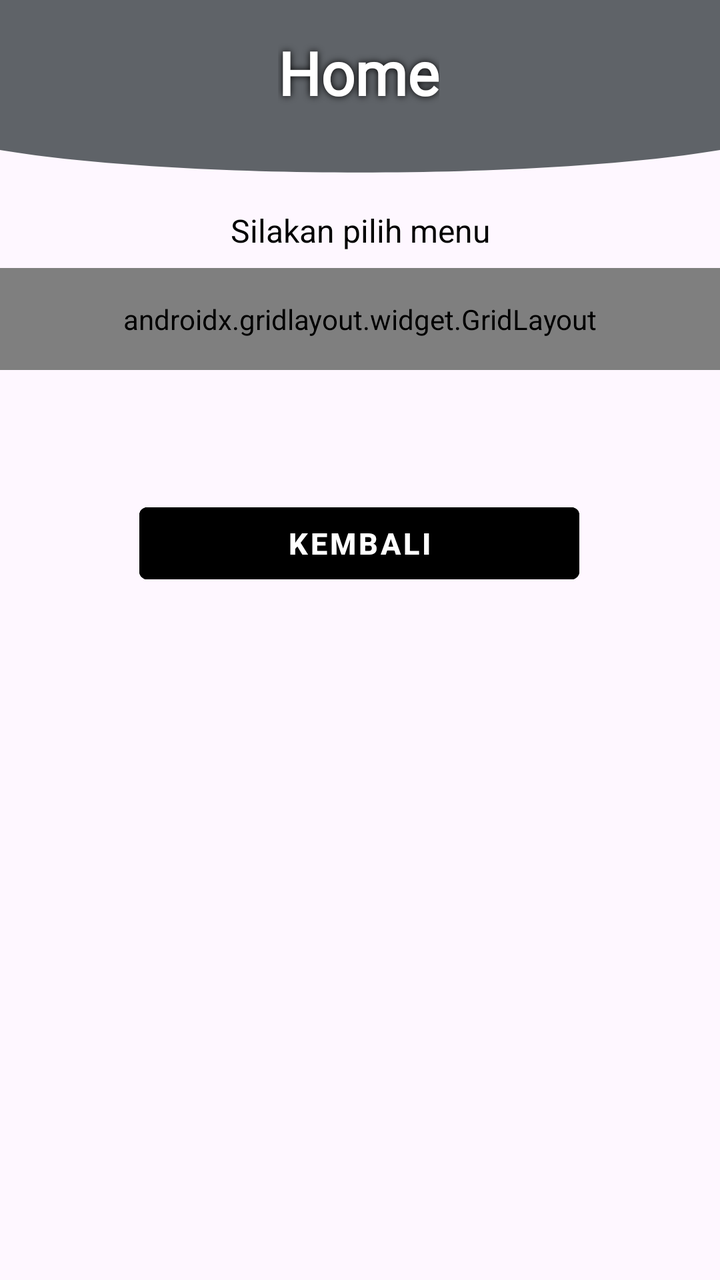
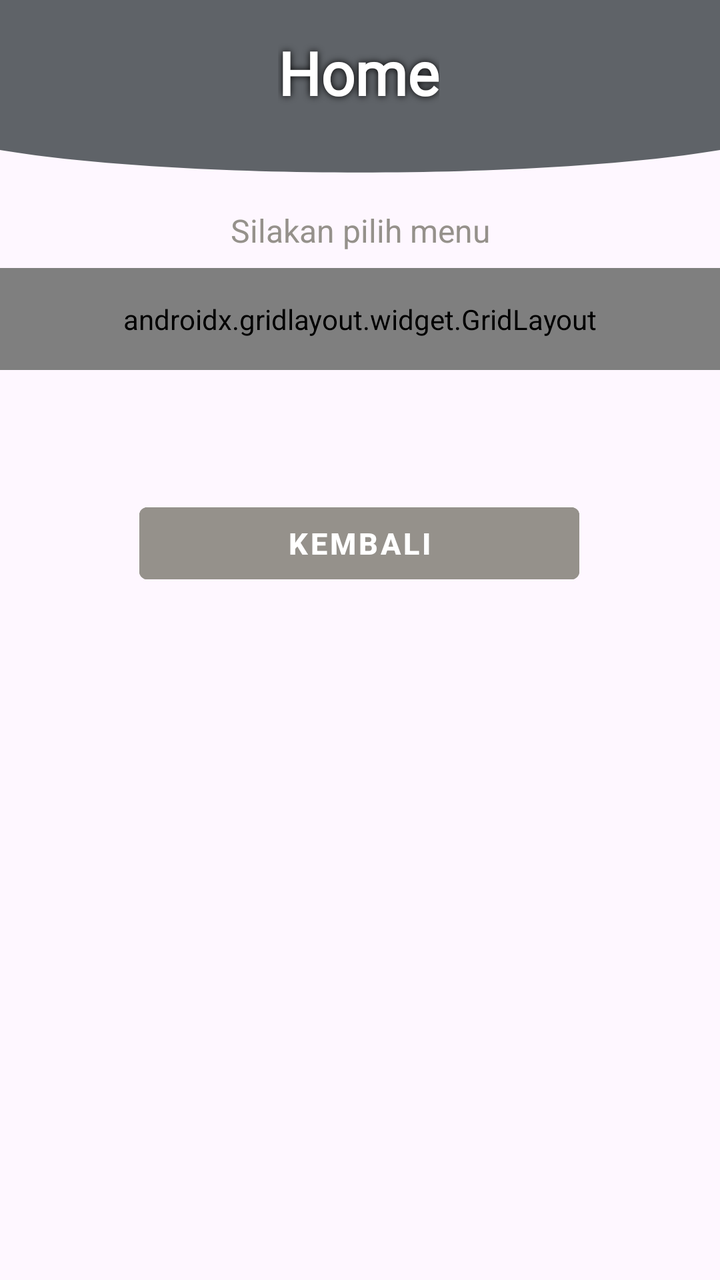

Screens rendered from an Android XML layout before and after an edit, with the pre-edit source and the edit as a unified diff.
<!-- AndroidManifest.xml: application theme Theme.YusufSy_3TIB -->
<!-- res/layout/fragment_home.xml -->
<?xml version="1.0" encoding="utf-8"?>
<androidx.constraintlayout.widget.ConstraintLayout xmlns:android="http://schemas.android.com/apk/res/android"
    xmlns:tools="http://schemas.android.com/tools"
    android:layout_width="match_parent"
    android:layout_height="match_parent"
    xmlns:app="http://schemas.android.com/apk/res-auto"
    tools:context=".Home.HomeFragment">

    <View
        android:id="@+id/background_header"
        android:layout_width="0dp"
        android:layout_height="100dp"
        android:background="@drawable/bg_header_wave"
        app:layout_constraintEnd_toEndOf="parent"
        app:layout_constraintStart_toStartOf="parent"
        app:layout_constraintTop_toTopOf="parent" />

    <TextView
        android:id="@+id/textView2"
        android:layout_width="wrap_content"
        android:layout_height="wrap_content"
        android:layout_marginTop="16dp"
        android:fontFamily="@font/merriweatherextrabold"
        android:shadowColor="#000000"
        android:shadowDx="0"
        android:shadowDy="0"
        android:shadowRadius="8"
        android:text="Home"
        android:textColor="#FFFFFF"
        android:textSize="30sp"
        android:textStyle="bold"
        app:layout_constraintEnd_toEndOf="parent"
        app:layout_constraintHorizontal_bias="0.498"
        app:layout_constraintStart_toStartOf="parent"
        app:layout_constraintTop_toTopOf="parent" />


    <TextView
        android:id="@+id/tvSubtitle"
        android:layout_width="wrap_content"
        android:layout_height="wrap_content"
        android:layout_marginTop="48dp"
        android:text="Silakan pilih menu"
        android:textColor="@color/button"
        android:textSize="16dp"
        app:layout_constraintEnd_toEndOf="parent"
        app:layout_constraintStart_toStartOf="parent"
        app:layout_constraintTop_toBottomOf="@+id/textView2" />

    <androidx.gridlayout.widget.GridLayout
        android:id="@+id/gridMenu"
        android:layout_width="0dp"
        android:layout_height="wrap_content"
        android:layout_marginTop="8dp"
        android:padding="16dp"
        app:columnCount="2"
        app:useDefaultMargins="true"
        app:layout_constraintEnd_toEndOf="parent"
        app:layout_constraintStart_toStartOf="parent"
        app:layout_constraintTop_toBottomOf="@+id/tvSubtitle">

        <Button
            android:id="@+id/btnSnackBar"
            android:layout_width="0dp"
            android:layout_height="64dp"
            android:backgroundTint="@color/button"
            android:text="Snack Bar"
            android:textColor="#FFFFFF"
            android:textSize="15sp"
            android:textStyle="bold"
            app:layout_columnWeight="1"
            app:layout_gravity="fill_horizontal" />

        <Button
            android:id="@+id/btnAlert"
            android:layout_width="0dp"
            android:layout_height="64dp"
            android:backgroundTint="@color/button"
            android:text="Alert"
            android:textColor="#FFFFFF"
            android:textSize="15sp"
            android:textStyle="bold"
            app:layout_columnWeight="1"
            app:layout_gravity="fill_horizontal" />

        <Button
            android:id="@+id/btnToLima"
            android:layout_width="0dp"
            android:layout_height="64dp"
            android:backgroundTint="@color/button"
            android:text="Pertemuan 5"
            android:textColor="#FFFFFF"
            android:textSize="15sp"
            android:textStyle="bold"
            app:layout_columnWeight="1"
            app:layout_gravity="fill_horizontal" />

        <Button
            android:id="@+id/btnToNinth"
            android:layout_width="0dp"
            android:layout_height="64dp"
            android:backgroundTint="@color/button"
            android:text="Pertemuan 9"
            android:textColor="#FFFFFF"
            android:textSize="15sp"
            android:textStyle="bold"
            app:layout_columnWeight="1"
            app:layout_gravity="fill_horizontal" />


    </androidx.gridlayout.widget.GridLayout>

    <Button
        android:id="@+id/btnKembali"
        style="@style/Widget.MaterialComponents.Button.OutlinedButton"
        android:layout_width="220dp"
        android:layout_height="48dp"
        android:layout_marginBottom="24dp"
        android:backgroundTint="@color/button"
        android:text="Kembali"
        android:textColor="@color/white"
        android:textSize="15sp"
        android:textStyle="bold"
        app:layout_constraintBottom_toBottomOf="parent"
        app:layout_constraintEnd_toEndOf="parent"
        app:layout_constraintHorizontal_bias="0.497"
        app:layout_constraintStart_toStartOf="parent"
        app:layout_constraintTop_toBottomOf="@+id/gridMenu"
        app:layout_constraintVertical_bias="0.164"
        app:strokeColor="@color/button" />

</androidx.constraintlayout.widget.ConstraintLayout>
<!-- resources referenced by this layout -->
<resources>
  <color name="button">#FF000000</color>
  <color name="white">#FFFFFFFF</color>
  <!-- drawable bg_header_wave (drawable) -->
  <?xml version="1.0" encoding="utf-8"?>
  <vector xmlns:android="http://schemas.android.com/apk/res/android"
      android:width="100dp"
      android:height="100dp"
      android:viewportWidth="100"
      android:viewportHeight="100">
  
  
  
  
      <path
          android:fillColor="@color/abu_gelap"
          android:pathData="M0,0 L100,0 L100,75 C75,90 25,90 0,75 Z" />
  </vector>
  <style name="Theme.YusufSy_3TIB" parent="Base.Theme.YusufSy_3TIB" />
  <color name="abu_gelap">#5F6368</color>
  <style name="Base.Theme.YusufSy_3TIB" parent="Theme.Material3.DayNight.NoActionBar">
          
          
      </style>
</resources>

<!-- the commit's change to res/layout/fragment_home.xml (unified diff, before → after) -->
@@ -107,6 +107,18 @@
             app:layout_columnWeight="1"
             app:layout_gravity="fill_horizontal" />
 
+        <Button
+            android:id="@+id/btnToTenth"
+            android:layout_width="0dp"
+            android:layout_height="64dp"
+            android:backgroundTint="@color/button"
+            android:text="Pertemuan 10"
+            android:textColor="#FFFFFF"
+            android:textSize="15sp"
+            android:textStyle="bold"
+            app:layout_columnWeight="1"
+            app:layout_gravity="fill_horizontal" />
+
 
     </androidx.gridlayout.widget.GridLayout>
 
<!-- resource entries referenced after the edit -->
@@ -1,6 +1,6 @@
 <!-- resources referenced by this layout -->
 <resources>
-  <color name="button">#FF000000</color>
+  <color name="button">#95918B</color>
   <color name="white">#FFFFFFFF</color>
   <!-- drawable bg_header_wave (drawable) -->
   <?xml version="1.0" encoding="utf-8"?>
